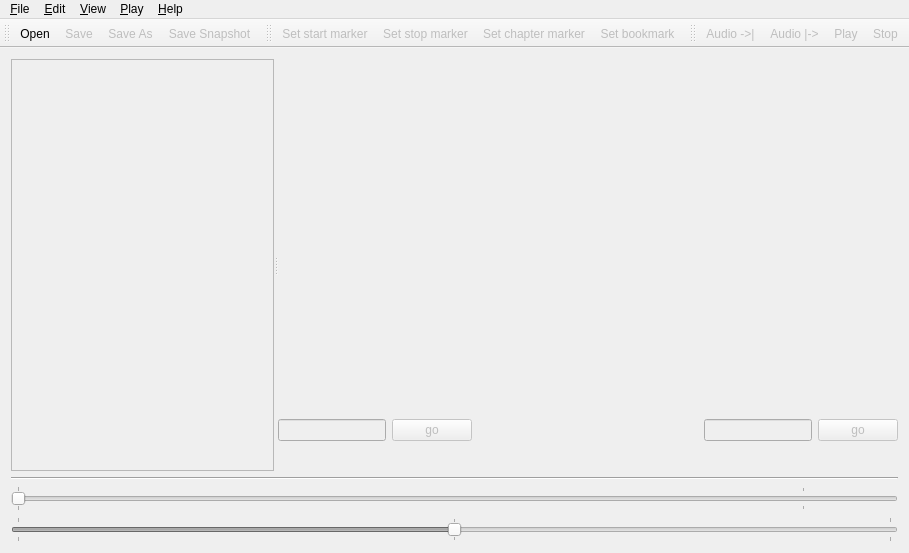
First picture: the form in src/dvbcutbase.ui, repository bernhardu/dvbcut-deb, before the edit.
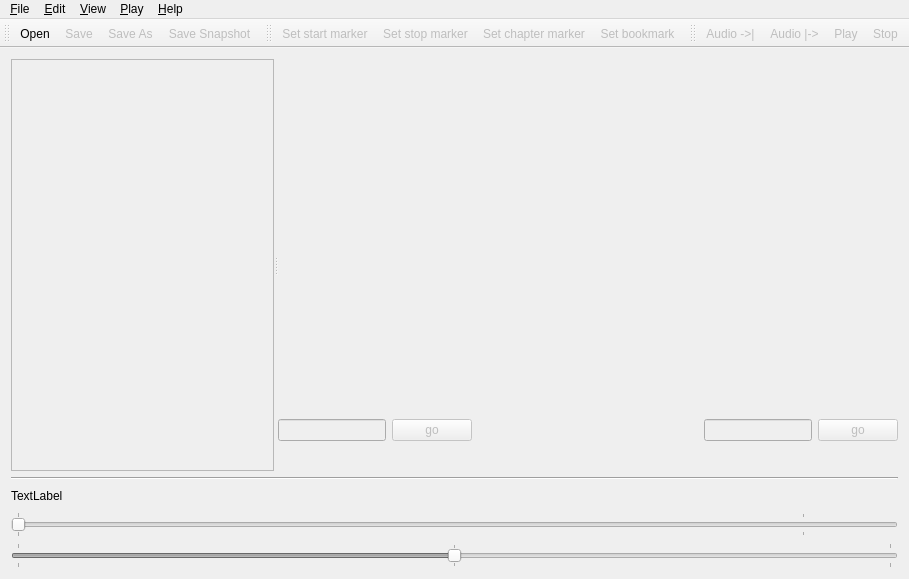
Second picture: the form after the edit. Icons and pictures are not drawn.

Commit message: Support for loading and displaying a moodbar

What changed in the file:
```diff
--- a/src/dvbcutbase.ui
+++ b/src/dvbcutbase.ui
@@ -354,6 +354,34 @@
       </property>
      </widget>
     </item>
+    <item>
+     <widget class="QLabel" name="moodbar">
+      <property name="sizePolicy">
+       <sizepolicy hsizetype="Ignored" vsizetype="Fixed">
+        <horstretch>0</horstretch>
+        <verstretch>0</verstretch>
+       </sizepolicy>
+      </property>
+      <property name="minimumSize">
+       <size>
+        <width>0</width>
+        <height>20</height>
+       </size>
+      </property>
+      <property name="maximumSize">
+       <size>
+        <width>16777215</width>
+        <height>20</height>
+       </size>
+      </property>
+      <property name="text">
+       <string>TextLabel</string>
+      </property>
+      <property name="scaledContents">
+       <bool>false</bool>
+      </property>
+     </widget>
+    </item>
     <item>
      <widget class="QSlider" name="linslider">
       <property name="enabled">
```
Left out of the diff: 23 changed lines with no effect on the pictures. The commit also changes 2 other files.
